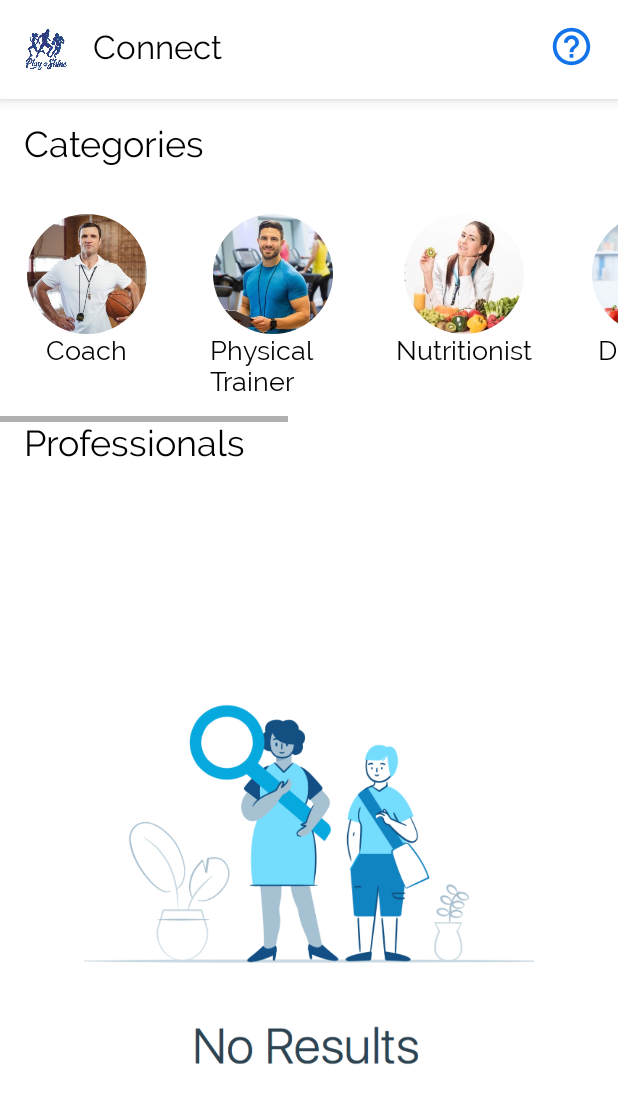
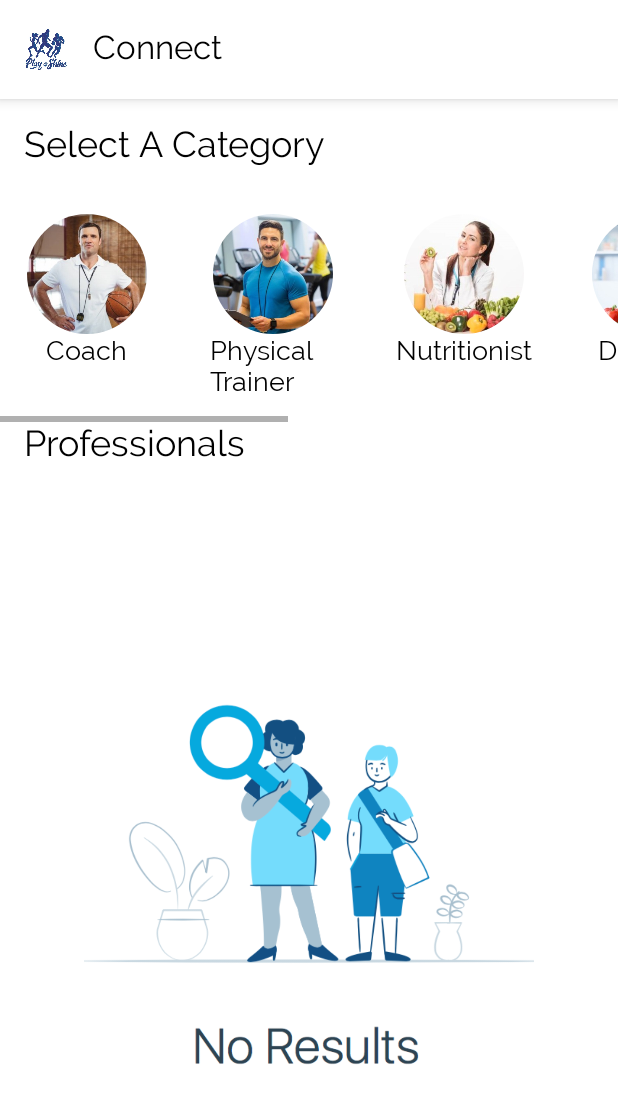
Before and after one commit to varundutia/PlayAndShine, an Android app: the Search screen opened directly, with no data from a screen before it, on a phone screen of 412 x 824 dp. Shown: the top 1103 px of the screen. Run offline under Robolectric (Android 15) with nearby library versions, the phone set to English and light mode, and no system bars; our stand-ins replace CircleImageView, Firebase (no records; nobody signed in at launch, a user with empty details on screens opened directly); libraries missing offline, so code that uses them is left out: io.paperdb; pictures from the network do not load; 3 statements that could not run were skipped.

Commit message:
UI changes

```diff
--- a/app/src/main/java/com/one/apperz/playandshine/HelpActivity.java
+++ b/app/src/main/java/com/one/apperz/playandshine/HelpActivity.java
@@ -17,10 +17,12 @@ public class HelpActivity extends AppCompatActivity {
         TextView tv1 = findViewById(R.id.social_facebook);
         TextView tv2 = findViewById(R.id.social_instagram);
         TextView tv3 = findViewById(R.id.social_youtube);
+        TextView tv4 = findViewById(R.id.link_website);
         tv.setMovementMethod(LinkMovementMethod.getInstance());
         tv1.setMovementMethod(LinkMovementMethod.getInstance());
         tv2.setMovementMethod(LinkMovementMethod.getInstance());
         tv3.setMovementMethod(LinkMovementMethod.getInstance());
+        tv4.setMovementMethod(LinkMovementMethod.getInstance());
 
     }
 
--- a/app/src/main/java/com/one/apperz/playandshine/LoginActivity.java
+++ b/app/src/main/java/com/one/apperz/playandshine/LoginActivity.java
@@ -78,7 +78,7 @@ public class LoginActivity extends AppCompatActivity {
         View view = binding.getRoot();
         setContentView(view);
         context = this;
-        binding.linkWebsite.setMovementMethod(LinkMovementMethod.getInstance());
+//        binding.linkWebsite.setMovementMethod(LinkMovementMethod.getInstance());
 //        binding.socialFacebook.setMovementMethod(LinkMovementMethod.getInstance());
 //        binding.socialInstagram.setMovementMethod(LinkMovementMethod.getInstance());
 //        binding.socialYoutube.setMovementMethod(LinkMovementMethod.getInstance());
--- a/app/src/main/java/com/one/apperz/playandshine/MainActivity.java
+++ b/app/src/main/java/com/one/apperz/playandshine/MainActivity.java
@@ -459,14 +459,14 @@ public class MainActivity extends AppCompatActivity {
 
     public void buttonSearchClicked(View view) {
         if (searchF){
-//            new Walkthrough(view,MainActivity.this,"Connect with Others","Press this button and have a look at the different categories of people you can connect to.");
+            new Walkthrough(view,MainActivity.this,"Connect with Others","Press this button and have a look at the different categories of people you can connect to.");
             if(editor != null) {
                 editor.putBoolean(getResources().getString(R.string.searchF), false);
                 editor.commit();
                 searchF = false;
             }
-            Intent intent = new Intent(context,ImageActivity.class);
-            startActivity(intent);
+//            Intent intent = new Intent(context,ImageActivity.class);
+//            startActivity(intent);
         } else {
             Intent intent = new Intent(context, Search.class);
             startActivity(intent);
--- a/app/src/main/res/layout/activity_requests.xml
+++ b/app/src/main/res/layout/activity_requests.xml
@@ -25,13 +25,13 @@
 
         <TextView
             android:layout_width="wrap_content"
-            android:layout_height="wrap_content"
+            android:layout_height="@dimen/icon_height"
             android:id="@+id/activityTitle"
             android:text="Pending Request"
             android:textColor="#000"
             android:layout_centerVertical="true"
             android:textSize="22dp"
-            android:layout_marginLeft="10dp"
+            android:layout_marginLeft="16dp"
             android:layout_toLeftOf="@+id/buttonSendRequestIcon"
             android:layout_toRightOf="@+id/buttonBack"
             />
--- a/app/src/main/res/layout/activity_search.xml
+++ b/app/src/main/res/layout/activity_search.xml
@@ -36,16 +36,16 @@
             android:textSize="22dp"
             />
 
-        <TextView
-            android:id="@+id/buttonQ"
-            android:layout_width="@dimen/icon_width"
-            android:layout_height="@dimen/icon_height"
-            android:layout_alignParentTop="true"
-            android:layout_alignParentEnd="true"
-            android:layout_centerVertical="true"
-            android:onClick="onQClicked"
-            android:background="@drawable/ic_help"
-            android:textAppearance="@style/TextAppearance.AppCompat.Body1" />
+<!--        <TextView-->
+<!--            android:id="@+id/buttonQ"-->
+<!--            android:layout_width="@dimen/icon_width"-->
+<!--            android:layout_height="@dimen/icon_height"-->
+<!--            android:layout_alignParentTop="true"-->
+<!--            android:layout_alignParentEnd="true"-->
+<!--            android:layout_centerVertical="true"-->
+<!--            android:onClick="onQClicked"-->
+<!--            android:background="@drawable/ic_help"-->
+<!--            android:textAppearance="@style/TextAppearance.AppCompat.Body1" />-->
 
     </RelativeLayout>
 
@@ -59,7 +59,7 @@
         <TextView
             android:layout_width="wrap_content"
             android:layout_height="wrap_content"
-            android:text="Categories"
+            android:text="Select A Category"
             android:textSize="24dp"
             android:layout_marginLeft="16dp"
             android:textColor="#000"/>
```
Also changed, not shown: app/src/main/java/com/one/apperz/playandshine/Search.java (+4 -4 lines), app/src/main/res/layout/activity_help.xml (+8 -0 lines), app/src/main/res/layout/activity_login.xml (+7 -15 lines), app/src/main/res/layout/activity_register.xml (+19 -19 lines).
